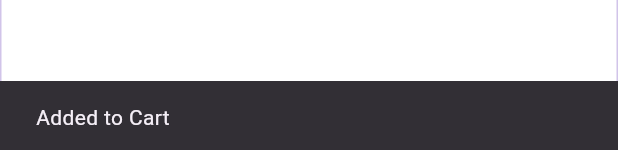
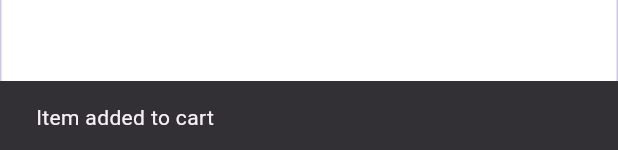
Before and after one commit to Ritik5629/Login_Page_Flutter, a Flutter app: the ItemWidget widget shown alone on an empty page, opened directly with empty values, after a tap on "Buy", on a phone screen of 412 x 824 dp. Shown: the part 1083-1233 px from the top of the screen. Run offline on Flutter 3.47's test engine with Material 3 defaults, Android fonts, the phone set to English and light mode, and no system bars; our stand-ins replace google_fonts; network calls fail; project files that could hold a hidden picture were left out; key blocks and very long unbroken strings in the code were emptied for the run.

Commit message:
Catalog App Created

```diff
--- a/lib/cart_model.dart
+++ b/lib/cart_model.dart
@@ -1,20 +1,18 @@
 import 'catalog.dart';
 
 class CartModel {
-  static final Map<Item, int> _items = {};
-
-  static Map<Item, int> get items => _items;
+  static final Map<Item, int> items = {};
 
   static void add(Item item) {
-    _items[item] = (_items[item] ?? 0) + 1;
+    items[item] = (items[item] ?? 0) + 1;
   }
 
   static void remove(Item item) {
-    if (!_items.containsKey(item)) return;
-    if (_items[item] == 1) {
-      _items.remove(item);
+    if (!items.containsKey(item)) return;
+    if (items[item] == 1) {
+      items.remove(item);
     } else {
-      _items[item] = _items[item]! - 1;
+      items[item] = items[item]! - 1;
     }
   }
 }
--- a/lib/cart_page.dart
+++ b/lib/cart_page.dart
@@ -12,7 +12,10 @@ class _CartPageState extends State<CartPage> {
   @override
   Widget build(BuildContext context) {
     return Scaffold(
-      appBar: AppBar(title: const Text("Cart")),
+      appBar: AppBar(
+        title: const Text("Cart"),
+        backgroundColor: Colors.deepPurple,
+      ),
       body: CartModel.items.isEmpty
           ? const Center(child: Text("Cart is empty"))
           : ListView(
@@ -22,7 +25,6 @@ class _CartPageState extends State<CartPage> {
 
                 return ListTile(
                   title: Text(item.name),
-                  subtitle: Text("\$${item.price}"),
                   trailing: Row(
                     mainAxisSize: MainAxisSize.min,
                     children: [
--- a/lib/item_widget.dart
+++ b/lib/item_widget.dart
@@ -18,29 +18,23 @@ class ItemWidget extends StatelessWidget {
       ),
       child: Row(
         children: [
-          Image.network(
-            item.image,
-            width: 50,
-            height: 50,
-            fit: BoxFit.cover,
-          ),
+          Image.network(item.image, width: 50, height: 50, fit: BoxFit.cover),
           const SizedBox(width: 10),
           Expanded(
             child: Column(
               crossAxisAlignment: CrossAxisAlignment.start,
               children: [
-                Text(item.name,
-                    style: const TextStyle(fontWeight: FontWeight.bold)),
                 Text(
-                  item.desc,
-                  maxLines: 1,
-                  overflow: TextOverflow.ellipsis,
+                  item.name,
+                  style: const TextStyle(fontWeight: FontWeight.bold),
                 ),
+                Text(item.desc, maxLines: 1, overflow: TextOverflow.ellipsis),
                 Text(
                   "\$${item.price}",
                   style: const TextStyle(
-                      color: Colors.deepPurple,
-                      fontWeight: FontWeight.bold),
+                    color: Colors.deepPurple,
+                    fontWeight: FontWeight.bold,
+                  ),
                 ),
               ],
             ),
@@ -48,8 +42,12 @@ class ItemWidget extends StatelessWidget {
           ElevatedButton(
             onPressed: () {
               CartModel.add(item);
+
               ScaffoldMessenger.of(context).showSnackBar(
-                const SnackBar(content: Text("Added to Cart")),
+                const SnackBar(
+                  content: Text("Item added to cart"),
+                  duration: Duration(seconds: 1),
+                ),
               );
             },
             child: const Text("Buy"),
```
Also changed, not shown: lib/homepage.dart (+12 -1 lines).
